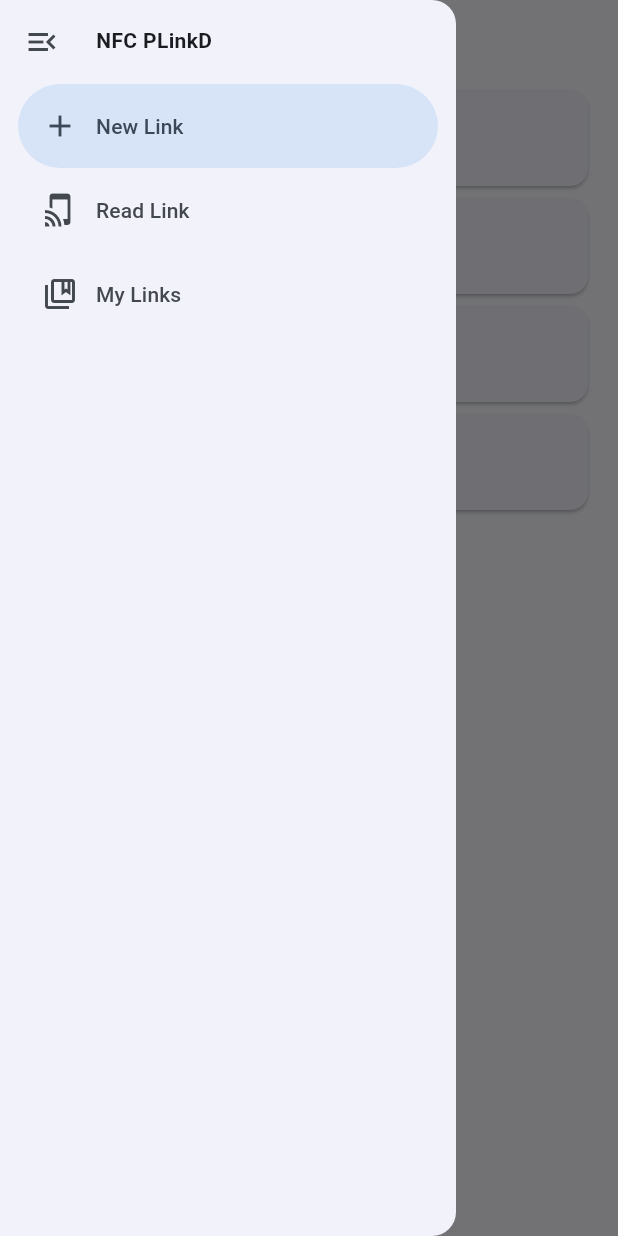
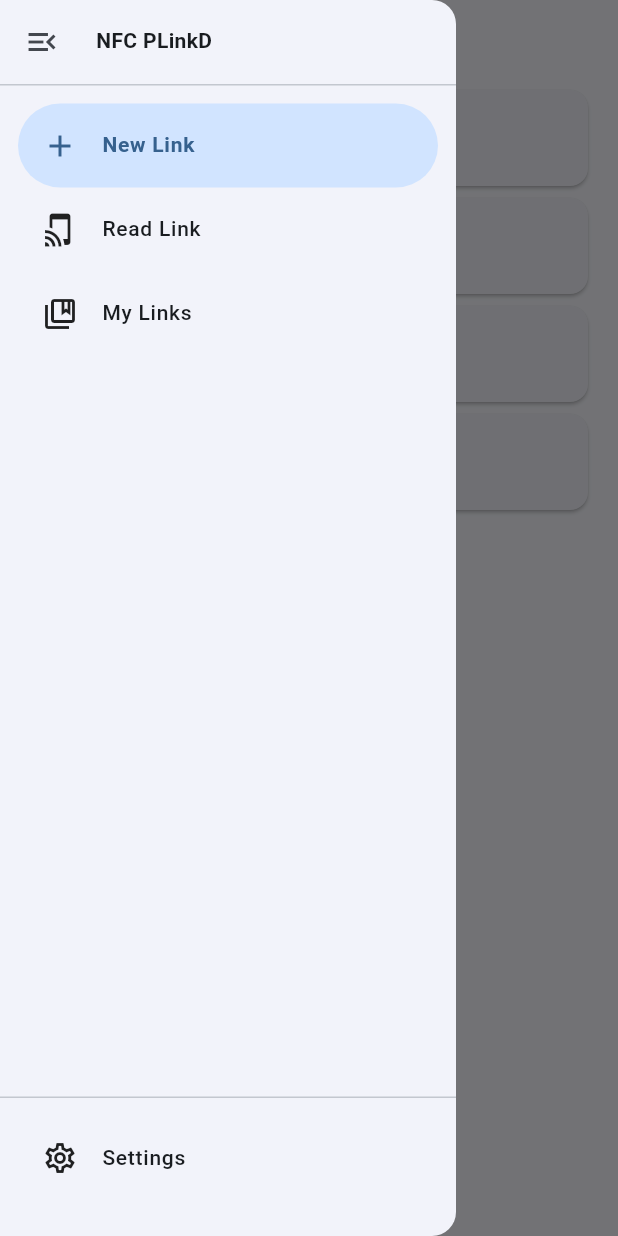
Before and after one commit to BHznJNs/NFC-PLinkD, a Flutter app: the screen it shows after launch, with the side drawer open, on a phone screen of 412 x 824 dp. Run offline on Flutter 3.47's test engine with Material 3 defaults, Android fonts, the phone set to English and light mode, and no system bars; drawn by our look-alikes of dynamic_color; our stand-ins replace app_links, fc_native_video_thumbnail, file_picker, flutter_image_compress, flutter_speed_dial, image_picker and 7 more; missing offline and left inert: audio_waveforms, nfc_manager, universal_video_controls, universal_video_controls_video_player; accounts and stored records are empty.

Commit message:
drawer update && settings page

```diff
--- a/lib/components/drawer.dart
+++ b/lib/components/drawer.dart
@@ -26,34 +26,41 @@ class ScaffoldDrawer extends StatelessWidget {
   const ScaffoldDrawer({super.key});
 
   static const drawerItems = [
-    _DrawerItemData('New Link' , '/create' , Icons.add_outlined                 , Icons.add                 ),
-    _DrawerItemData('Read Link', '/read'   , Icons.tap_and_play_outlined        , Icons.tap_and_play        ),
-    _DrawerItemData('My Links' , '/gallery', Icons.collections_bookmark_outlined, Icons.collections_bookmark),
+    _DrawerItemData('New Link' , '/create'  , Icons.add_outlined                 , Icons.add                 ),
+    _DrawerItemData('Read Link', '/read'    , Icons.tap_and_play_outlined        , Icons.tap_and_play        ),
+    _DrawerItemData('My Links' , '/gallery' , Icons.collections_bookmark_outlined, Icons.collections_bookmark),
+    _DrawerItemData('Settings' , '/settings', Icons.settings_outlined            , Icons.settings            ),
   ];
 
   @override
   Widget build(BuildContext context) {
     final currentRoute = ModalRoute.of(context)?.settings.name ?? '/create';
-    final selectedIndex = drawerItems.indexWhere((item) => item.route == currentRoute);
-    final routerDestinations = drawerItems.map((destination) =>
-      NavigationDrawerDestination(
-        label: Text(destination.label),
-        icon : Icon(destination.icon),
-        selectedIcon: Icon(destination.selectedIcon)
-      )
-    ).toList();
-
-    return NavigationDrawer(
-      onDestinationSelected: (int selectedScreen) {
-        final targetRoute = drawerItems[selectedScreen].route;
-        if (currentRoute == targetRoute) return;
-        Navigator.pushReplacementNamed(context, targetRoute);
-      },
-      selectedIndex: selectedIndex,
-      children: [
-        const ScaffoldDrawerHeader(),
-        ...routerDestinations,
-      ],
+    return Drawer(
+      child: SafeArea(
+        child: Column(
+          children: [
+            const ScaffoldDrawerHeader(),
+            const Divider(height: 1),
+            const SizedBox(height: 12),
+            Expanded(
+              child: ListView(
+                padding: EdgeInsets.zero,
+                children: drawerItems
+                  .sublist(0, drawerItems.length - 1)
+                  .map((item) => item.toDrawerItem(
+                    currentRoute == item.route))
+                  .toList(),
+              ),
+            ),
+            const Divider(height: 1),
+            Padding(
+              padding: EdgeInsets.only(top: 12, bottom: 24),
+              child: drawerItems.last.toDrawerItem(
+                currentRoute == drawerItems.last.route),
+            ),
+          ],
+        ),
+      ),
     );
   }
 }
@@ -93,6 +100,64 @@ class ScaffoldDrawerHeader extends StatelessWidget {
   }
 }
 
+class _DrawerItem extends StatefulWidget {
+  const _DrawerItem({
+    this.icon,
+    this.selectedIcon,
+    required this.route,
+    required this.label,
+    this.isSelected = false,
+  });
+
+  final IconData? icon;
+  final IconData? selectedIcon;
+  final String route;
+  final String label;
+  final bool isSelected;
+
+  @override
+  State<StatefulWidget> createState() => _DrawerItemState();
+}
+class _DrawerItemState extends State<_DrawerItem> {
+  @override
+  Widget build(BuildContext context) {
+    final theme = Theme.of(context);
+    final icon = Icon(
+      widget.isSelected
+        ? widget.selectedIcon
+        : widget.icon,
+      color: widget.isSelected
+        ? theme.colorScheme.primary
+        : theme.iconTheme.color
+    );
+    final text = Text(
+      widget.label,
+      style: TextStyle(
+        fontSize: 14,
+        fontWeight: widget.isSelected
+          ? FontWeight.bold
+          : FontWeight.w500
+      ),
+    );
+    return Padding(
+      padding: EdgeInsets.symmetric(horizontal: 12),
+      child: Material(
+        color: widget.isSelected
+          ? theme.colorScheme.primaryContainer
+          : Colors.transparent,
+        clipBehavior: Clip.antiAlias,
+        borderRadius: BorderRadius.circular(128),
+        child: ListTile(
+          leading: icon,
+          title: text,
+          selected: widget.isSelected,
+          onTap: () => Navigator.of(context).pushReplacementNamed(widget.route),
+        ),
+      ),
+    );
+  }
+}
+
 class _DrawerItemData {
   const _DrawerItemData(
     this.label, this.route,
@@ -103,4 +168,19 @@ class _DrawerItemData {
   final String route;
   final IconData icon;
   final IconData selectedIcon;
+
+  NavigationDrawerDestination toNavigationDestination() =>
+    NavigationDrawerDestination(
+      label: Text(label),
+      icon : Icon(icon),
+      selectedIcon: Icon(selectedIcon)
+    );
+  _DrawerItem toDrawerItem(bool isSelected) =>
+    _DrawerItem(
+      label: label,
+      route: route,
+      icon : icon,
+      selectedIcon: selectedIcon,
+      isSelected: isSelected,
+    );
 }
--- a/lib/main.dart
+++ b/lib/main.dart
@@ -8,6 +8,7 @@ import 'package:nfc_plinkd/pages/create/page.dart';
 import 'package:nfc_plinkd/components/drawer.dart';
 import 'package:nfc_plinkd/pages/gallery.dart';
 import 'package:nfc_plinkd/pages/read.dart';
+import 'package:nfc_plinkd/pages/settings.dart';
 
 class MyApp extends StatefulWidget {
   const MyApp({super.key});
@@ -52,13 +53,15 @@ class MyAppState extends State<MyApp> {
       seedColor: colorTheme,
       brightness: Brightness.dark,
     );
-    final createPage  = ScaffoldWithDrawer(title: 'Create a Link', body: CreatePage(), drawer: sharedDrawer);
-    final readPage    = ScaffoldWithDrawer(title: 'Read a Link', body: ReadPage(), drawer: sharedDrawer);
-    final galleryPage = ScaffoldWithDrawer(title: 'My Links', body: GalleryPage(), drawer: sharedDrawer);
+    final createPage   = ScaffoldWithDrawer(title: 'Create a Link', body: CreatePage(), drawer: sharedDrawer);
+    final readPage     = ScaffoldWithDrawer(title: 'Read a Link', body: ReadPage()    , drawer: sharedDrawer);
+    final galleryPage  = ScaffoldWithDrawer(title: 'My Links', body: GalleryPage()    , drawer: sharedDrawer);
+    final settingsPage = ScaffoldWithDrawer(title: 'Settings', body: SettingsPage()   , drawer: sharedDrawer);
     final routes = {
-      '/create' : (context) => createPage,
-      '/read'   : (context) => readPage,
-      '/gallery': (context) => galleryPage,
+      '/create'  : (context) => createPage,
+      '/read'    : (context) => readPage,
+      '/gallery' : (context) => galleryPage,
+      '/settings': (context) => settingsPage,
     };
 
     return DynamicColorBuilder(
--- /dev/null
+++ b/lib/pages/settings.dart
@@ -0,0 +1,10 @@
+import 'package:flutter/material.dart';
+
+class SettingsPage extends StatelessWidget {
+  const SettingsPage({super.key});
+
+  @override
+  Widget build(BuildContext context) {
+    return Container(child: Text("gallery"),);
+  }
+}
```
